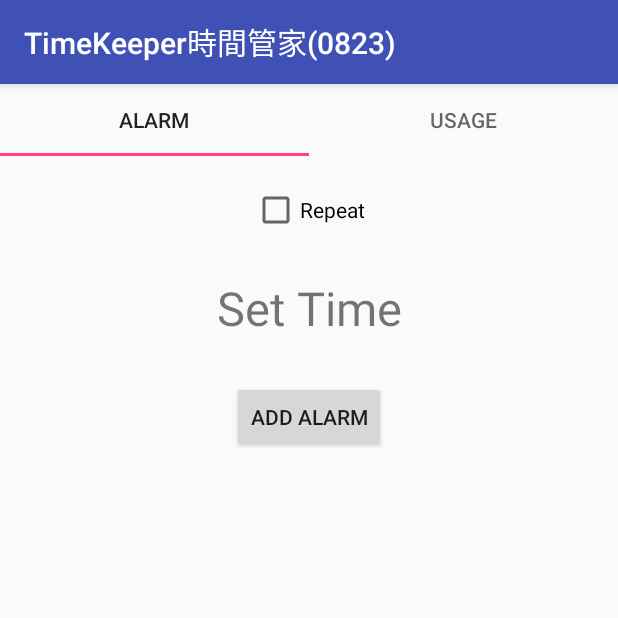
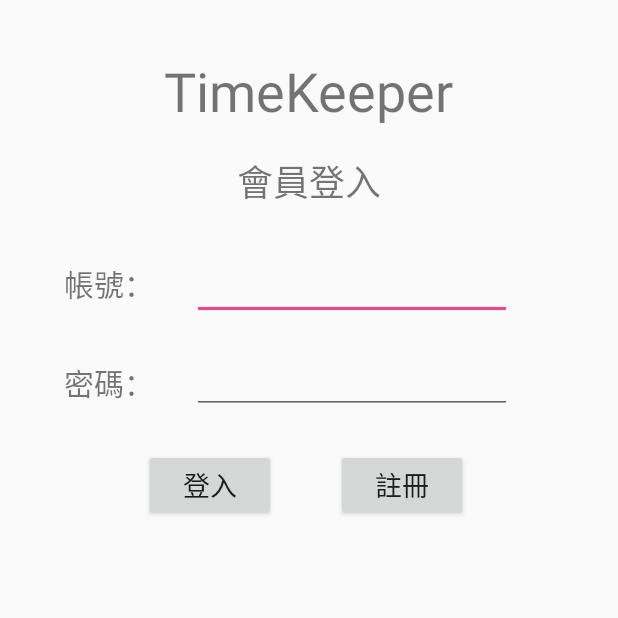
Before and after one commit to TimgleCT/TimeKeeper, an Android app: the screen it shows after launch (MainActivity before the commit, login after it), on a phone screen of 412 x 824 dp, the top half of it. Run offline under Robolectric (Android 15) with nearby library versions, the phone set to English and light mode, and no system bars.

Commit message:
09181016版

```diff
--- a/TimeKeeper0823/app/src/main/java/com/example/timct/timekeeper0823/Connect_To_Server.java
+++ b/TimeKeeper0823/app/src/main/java/com/example/timct/timekeeper0823/Connect_To_Server.java
@@ -20,6 +20,7 @@ import java.util.List;
 public class Connect_To_Server {
     //private final static String mUrl = "http://192.168.43.42:80/TimeKeeper/index.php";
     private final static String mUrl = "http://140.127.218.207:80/Connecter.php";
+    public String get_data = "";
     public void connect(final String sqltype, final String sql){
         Thread connecting = new Thread(new Runnable() {
             @Override
@@ -48,6 +49,7 @@ public class Connect_To_Server {
 
                     if(entity != null){
                         data.putString("key", EntityUtils.toString(entity,"utf-8"));//如果成功將網頁內容存入key
+                        get_data = data.getString("key");
                         handler_Success.sendMessage(msg);
                     }
                     else{
@@ -88,7 +90,7 @@ public class Connect_To_Server {
             Bundle data = msg.getData();
             String val = data.getString("key");
             Log.d("上傳Server","失敗"+val);
-            //Toast.makeText(getApplicationContext(), val, Toast.LENGTH_LONG).show();
+
         }
     };
 
@@ -99,7 +101,7 @@ public class Connect_To_Server {
             Bundle data = msg.getData();
             String val = data.getString("key");
             Log.d("上傳Server","失敗"+val);
-            //Toast.makeText(getApplicationContext(), val, Toast.LENGTH_LONG).show();
+
         }
     };
 }
--- a/TimeKeeper0823/app/src/main/java/com/example/timct/timekeeper0823/MainActivity.java
+++ b/TimeKeeper0823/app/src/main/java/com/example/timct/timekeeper0823/MainActivity.java
@@ -1,6 +1,7 @@
 package com.example.timct.timekeeper0823;
 
 import android.Manifest;
+import android.content.Intent;
 import android.content.pm.PackageManager;
 import android.support.design.widget.TabLayout;
 import android.support.v4.app.ActivityCompat;
@@ -11,9 +12,11 @@ import android.support.v4.app.FragmentTransaction;
 import android.support.v4.view.ViewPager;
 import android.support.v7.app.AppCompatActivity;
 import android.os.Bundle;
+import android.util.Log;
 import android.widget.Toast;
 
 public class MainActivity extends AppCompatActivity {
+    public static final String KEY = "com.example.timct.timekeeper0823.app";
     private android.support.design.widget.TabLayout mTabs;
     private ViewPager mViewPager;
     private FragmentManager mfm;
@@ -30,6 +33,13 @@ public class MainActivity extends AppCompatActivity {
         if (ActivityCompat.checkSelfPermission(this, Manifest.permission.RECORD_AUDIO) != PackageManager.PERMISSION_GRANTED) {
 
             ActivityCompat.requestPermissions(this, new String[]{Manifest.permission.RECORD_AUDIO},BuildDev.RECORD_AUDIO);
+        }
+
+        final String user = getSharedPreferences(KEY,MODE_PRIVATE).getString("u_id",null);
+        final String pwd = getSharedPreferences(KEY,MODE_PRIVATE).getString("u_pwd",null);
+        if(user == null || pwd == null){
+            Intent intent = new Intent(MainActivity.this, login.class);
+            startActivity(intent);
         }
 
         mTabs = (android.support.design.widget.TabLayout) findViewById(R.id.tabs);
--- a/TimeKeeper0823/app/src/main/java/com/example/timct/timekeeper0823/alarm.java
+++ b/TimeKeeper0823/app/src/main/java/com/example/timct/timekeeper0823/alarm.java
@@ -7,6 +7,7 @@ import android.app.usage.UsageStats;
 import android.app.usage.UsageStatsManager;
 import android.content.Context;
 import android.content.Intent;
+import android.content.SharedPreferences;
 import android.os.Bundle;
 import android.provider.Settings;
 import android.support.annotation.Nullable;
@@ -24,6 +25,8 @@ import java.util.Calendar;
 import java.util.List;
 
 import static android.content.Context.ALARM_SERVICE;
+import static android.content.Context.MODE_PRIVATE;
+import static com.example.timct.timekeeper0823.MainActivity.KEY;
 
 
 public class alarm extends Fragment {
@@ -31,7 +34,7 @@ public class alarm extends Fragment {
     private Button btnsubmit;
     private View view;
     private TextView tvtime;
-    private Button btnadd;
+    private Button btnadd,logout;
     private CheckBox checkBox;
     private TimePicker timePicker;
     private int hour;
@@ -49,6 +52,18 @@ public class alarm extends Fragment {
             Intent intent = new Intent(Settings.ACTION_USAGE_ACCESS_SETTINGS);
             startActivity(intent);
         }
+
+        logout = (Button) view.findViewById(R.id.logout);
+        logout.setOnClickListener(new View.OnClickListener() {
+            @Override
+            public void onClick(View view) {
+                SharedPreferences pref  = getActivity().getSharedPreferences(KEY,MODE_PRIVATE);
+                pref.edit().clear().commit();
+                Intent intent = new Intent(view.getContext(), MainActivity.class);
+                startActivity(intent);
+            }
+        });
+
         setalarm();
 
         return view;
--- /dev/null
+++ b/TimeKeeper0823/app/src/main/java/com/example/timct/timekeeper0823/login.java
@@ -0,0 +1,90 @@
+package com.example.timct.timekeeper0823;
+
+import android.app.Activity;
+import android.content.Context;
+import android.content.Intent;
+import android.content.SharedPreferences;
+import android.support.v7.app.AlertDialog;
+import android.support.v7.app.AppCompatActivity;
+import android.os.Bundle;
+import android.util.Log;
+import android.view.View;
+import android.widget.Button;
+import android.widget.EditText;
+
+import static com.example.timct.timekeeper0823.MainActivity.KEY;
+
+public class login extends Activity {
+    Connect_To_Server db_select;
+
+    @Override
+    protected void onCreate(Bundle savedInstanceState) {
+        super.onCreate(savedInstanceState);
+        setContentView(R.layout.login);
+        Button login = (Button)findViewById(R.id.login);
+        Button register = (Button)findViewById(R.id.register);
+        final EditText get_u_id = (EditText)findViewById(R.id.user_id);
+        final EditText get_u_pwd = (EditText)findViewById(R.id.u_pwd);
+        db_select = new Connect_To_Server();
+
+
+        get_u_id.setText(getSharedPreferences(KEY,MODE_PRIVATE).getString("u_id",null));
+        get_u_pwd.setText(getSharedPreferences(KEY,MODE_PRIVATE).getString("u_pwd",null));
+
+        login.setOnClickListener(new View.OnClickListener() {
+            @Override
+            public void onClick(View view) {
+                String username = "";
+                String userpwd = "";
+                username = get_u_id.getText().toString();
+                userpwd = get_u_pwd.getText().toString();
+                final String finalUsername = username;
+                Thread get_data = new Thread(new Runnable() {
+                    @Override
+                    public void run() {
+                        db_select.connect("select_sql","SELECT user_id,u_password FROM `user` WHERE user_id ='"+ finalUsername +"'");
+                        Log.d("連線","安安SELECT user_id,u_password FROM `user` WHERE user_id ='"+ finalUsername +"'");
+                    }
+                });
+                get_data.start();
+                try {
+                    Thread.sleep(400);
+                } catch (InterruptedException e) {
+                    e.printStackTrace();
+                }
+                String db_data =  db_select.get_data;
+                Log.d("連線","安安"+db_data);
+                String[] token = db_data.split("/");
+                if(token.length != 2){
+                    new AlertDialog.Builder(login.this).setTitle("在試試看一次喔~").setMessage("帳號或密碼錯誤!!")
+                            .setNegativeButton("OK",null)
+                            .show();
+                }else{
+                    String db_u_id = token[0];
+                    String db_u_pwd = token[1];
+                    if(db_u_pwd.equals(userpwd)){
+
+                        SharedPreferences pref  = getApplication().getSharedPreferences(KEY, Context.MODE_PRIVATE);
+                        pref.edit().clear();
+                        pref.edit().putString("u_id",db_u_id).putString("u_pwd",db_u_pwd).commit();
+
+                        Intent intent = new Intent(login.this, MainActivity.class);
+                        startActivity(intent);
+                    }else{
+                        new AlertDialog.Builder(login.this).setTitle("在試試看一次喔~").setMessage("帳號或密碼錯誤!!")
+                                .setNegativeButton("OK",null)
+                                .show();
+                    }
+                }
+
+            }
+        });
+        register.setOnClickListener(new View.OnClickListener() {
+            @Override
+            public void onClick(View view) {
+                Intent intent = new Intent(login.this, register.class);
+                startActivity(intent);
+            }
+        });
+    }
+}
--- /dev/null
+++ b/TimeKeeper0823/app/src/main/res/layout/login.xml
@@ -0,0 +1,107 @@
+<?xml version="1.0" encoding="utf-8"?>
+<android.support.constraint.ConstraintLayout xmlns:android="http://schemas.android.com/apk/res/android"
+    android:layout_width="match_parent"
+    android:layout_height="match_parent"
+    xmlns:app="http://schemas.android.com/apk/res-auto">
+    <TextView
+        android:id="@+id/title"
+        android:layout_width="wrap_content"
+        android:layout_height="wrap_content"
+        android:layout_marginEnd="163dp"
+        android:layout_marginStart="163dp"
+        android:layout_marginTop="36dp"
+        android:text="TimeKeeper"
+        android:textSize="36sp"
+        app:layout_constraintEnd_toEndOf="parent"
+        app:layout_constraintStart_toStartOf="parent"
+        app:layout_constraintTop_toTopOf="parent" />
+
+    <TextView
+        android:id="@+id/login_title"
+        android:layout_width="wrap_content"
+        android:layout_height="wrap_content"
+        android:layout_marginEnd="163dp"
+        android:layout_marginStart="163dp"
+        android:layout_marginTop="18dp"
+        android:text="會員登入"
+        android:textSize="24sp"
+        app:layout_constraintEnd_toEndOf="parent"
+        app:layout_constraintStart_toStartOf="parent"
+        app:layout_constraintTop_toBottomOf="@+id/title" />
+
+    <EditText
+        android:id="@+id/user_id"
+        android:layout_width="wrap_content"
+        android:layout_height="wrap_content"
+        android:layout_marginEnd="64dp"
+        android:layout_marginStart="9dp"
+        android:layout_marginTop="29dp"
+        android:ems="10"
+        android:inputType="textPersonName"
+        app:layout_constraintEnd_toEndOf="parent"
+        app:layout_constraintStart_toEndOf="@+id/user_id_title"
+        app:layout_constraintTop_toBottomOf="@+id/login_title" />
+
+    <TextView
+        android:id="@+id/user_id_title"
+        android:layout_width="wrap_content"
+        android:layout_height="wrap_content"
+        android:layout_marginEnd="9dp"
+        android:layout_marginStart="36dp"
+        android:layout_marginTop="174dp"
+        android:text="帳號："
+        android:textSize="20sp"
+        app:layout_constraintEnd_toStartOf="@+id/user_id"
+        app:layout_constraintStart_toStartOf="parent"
+        app:layout_constraintTop_toTopOf="parent" />
+
+    <TextView
+        android:id="@+id/u_pwd_title"
+        android:layout_width="wrap_content"
+        android:layout_height="wrap_content"
+        android:layout_marginEnd="9dp"
+        android:layout_marginStart="36dp"
+        android:layout_marginTop="36dp"
+        android:text="密碼："
+        android:textSize="20sp"
+        app:layout_constraintEnd_toStartOf="@+id/u_pwd"
+        app:layout_constraintStart_toStartOf="parent"
+        app:layout_constraintTop_toBottomOf="@+id/user_id_title" />
+
+    <EditText
+        android:id="@+id/u_pwd"
+        android:layout_width="wrap_content"
+        android:layout_height="wrap_content"
+        android:layout_marginEnd="64dp"
+        android:layout_marginStart="9dp"
+        android:layout_marginTop="17dp"
+        android:ems="10"
+        android:inputType="textPassword"
+        app:layout_constraintEnd_toEndOf="parent"
+        app:layout_constraintStart_toEndOf="@+id/u_pwd_title"
+        app:layout_constraintTop_toBottomOf="@+id/user_id" />
+
+    <Button
+        android:id="@+id/login"
+        android:layout_width="wrap_content"
+        android:layout_height="wrap_content"
+        android:layout_marginEnd="40dp"
+        android:layout_marginStart="96dp"
+        android:layout_marginTop="23dp"
+        android:text="登入"
+        android:textSize="18sp"
+        app:layout_constraintEnd_toStartOf="@+id/register"
+        app:layout_constraintStart_toStartOf="parent"
+        app:layout_constraintTop_toBottomOf="@+id/u_pwd" />
+
+    <Button
+        android:id="@+id/register"
+        android:layout_width="wrap_content"
+        android:layout_height="wrap_content"
+        android:layout_marginStart="40dp"
+        android:layout_marginTop="23dp"
+        android:text="註冊"
+        android:textSize="18sp"
+        app:layout_constraintStart_toEndOf="@+id/login"
+        app:layout_constraintTop_toBottomOf="@+id/u_pwd" />
+</android.support.constraint.ConstraintLayout>
--- a/TimeKeeper0823/app/src/main/res/values/strings.xml
+++ b/TimeKeeper0823/app/src/main/res/values/strings.xml
@@ -2,4 +2,8 @@
     <string name="app_name">TimeKeeper時間管家(0823)</string>
     <string name="hello_blank_fragment">Hello blank fragment</string>
     <string name="title_activity_alarmalert">alarmalert</string>
+    <string name="login">Login</string>
+    <string name="register">Register</string>
+    <string name="username">Username</string>
+    <string name="password">Password</string>
 </resources>
```
Also changed, not shown: TimeKeeper0823/app/src/main/AndroidManifest.xml (+10 -0 lines), TimeKeeper0823/app/src/main/java/com/example/timct/timekeeper0823/register.java (added, +80 -0 lines), TimeKeeper0823/app/src/main/java/com/example/timct/timekeeper0823/usagecount.java (+10 -81 lines), TimeKeeper0823/app/src/main/res/layout/fragment_alarm.xml (+8 -0 lines), TimeKeeper0823/app/src/main/res/layout/register.xml (added, +147 -0 lines).
